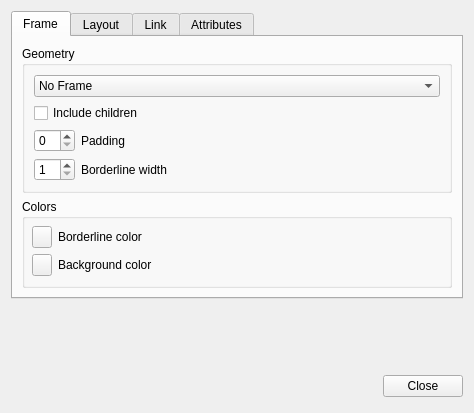
First picture: the form in branchpropeditor.ui, repository insilmaril/vym, before the edit.
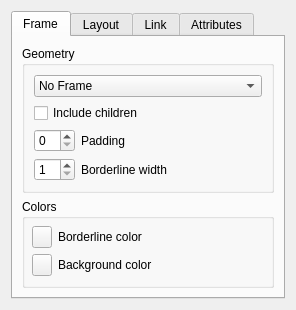
Second picture: the form after the edit.

Patch:
```diff
--- a/branchpropeditor.ui
+++ b/branchpropeditor.ui
@@ -6,8 +6,8 @@
    <rect>
     <x>0</x>
     <y>0</y>
-    <width>474</width>
-    <height>413</height>
+    <width>296</width>
+    <height>304</height>
    </rect>
   </property>
   <property name="sizePolicy">
@@ -344,48 +344,18 @@
     </widget>
    </item>
    <item>
-    <spacer>
+    <spacer name="verticalSpacer">
      <property name="orientation">
       <enum>Qt::Vertical</enum>
      </property>
      <property name="sizeHint" stdset="0">
       <size>
-       <width>323</width>
-       <height>16</height>
+       <width>20</width>
+       <height>40</height>
       </size>
      </property>
     </spacer>
    </item>
-   <item>
-    <layout class="QHBoxLayout">
-     <property name="spacing">
-      <number>6</number>
-     </property>
-     <property name="margin">
-      <number>0</number>
-     </property>
-     <item>
-      <spacer>
-       <property name="orientation">
-        <enum>Qt::Horizontal</enum>
-       </property>
-       <property name="sizeHint" stdset="0">
-        <size>
-         <width>41</width>
-         <height>31</height>
-        </size>
-       </property>
-      </spacer>
-     </item>
-     <item>
-      <widget class="QPushButton" name="closeButton">
-       <property name="text">
-        <string>Close</string>
-       </property>
-      </widget>
-     </item>
-    </layout>
-   </item>
   </layout>
  </widget>
  <resources/>
```
Left out of the diff: 19 changed lines with no effect on the pictures.
